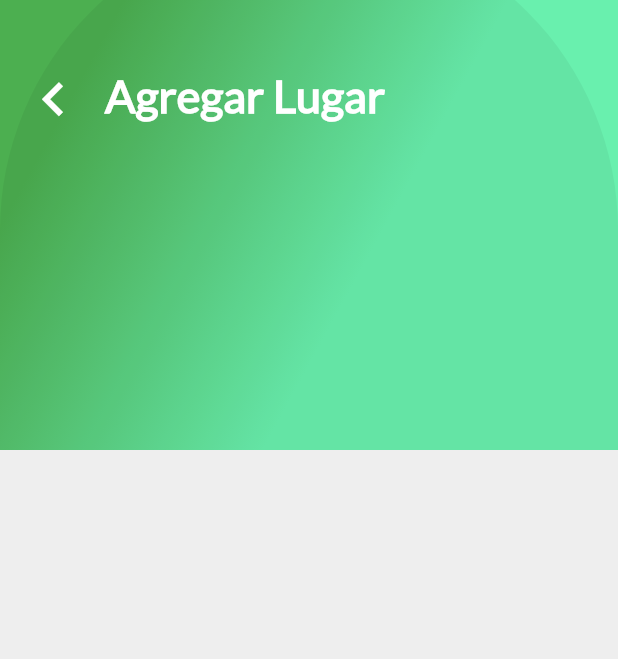
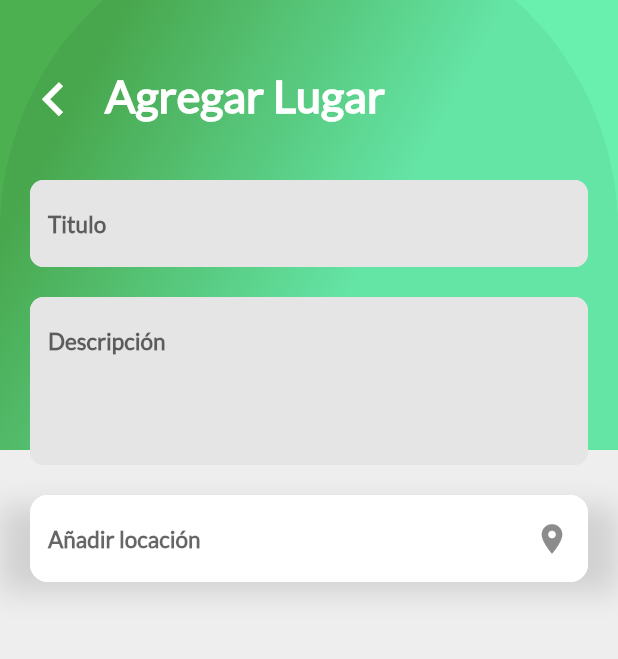
Before and after one commit to AndresPerezfc/platzitrips, a Flutter app: the AddPlaceScreen screen opened directly, on a phone screen of 412 x 824 dp. Shown: the top 659 px of the screen. Run offline on Flutter 3.47's test engine with Material 2 defaults, Android fonts, the phone set to English and light mode, and no system bars; our stand-ins replace cloud_firestore, firebase_auth, google_sign_in; missing offline and left inert: generic_bloc_provider; accounts and stored records are empty.

Commit message:
input de añadir locacion terminado

```diff
--- a/lib/src/place/ui/screens/add_place_screen.dart
+++ b/lib/src/place/ui/screens/add_place_screen.dart
@@ -1,7 +1,9 @@
 import 'dart:io';
 
 import 'package:flutter/material.dart';
+import 'package:platzitrips/src/place/ui/widgets/title_input_location.dart';
 import 'package:platzitrips/src/widgets/gradient_back.dart';
+import 'package:platzitrips/src/widgets/text_input.dart';
 import 'package:platzitrips/src/widgets/title_header.dart';
 
 class AddPlaceScreen extends StatefulWidget {
@@ -16,6 +18,9 @@ class AddPlaceScreen extends StatefulWidget {
 class _AddPlaceScreenState extends State<AddPlaceScreen> {
   @override
   Widget build(BuildContext context) {
+    final _controllerTitlePlace = TextEditingController();
+    final _controllerDescriptionPlace = TextEditingController();
+
     return Scaffold(
       body: Stack(
         children: <Widget>[
@@ -52,6 +57,36 @@ class _AddPlaceScreenState extends State<AddPlaceScreen> {
               )
             ],
           ),
+          Container(
+            margin: EdgeInsets.only(top: 120, bottom: 20),
+            child: ListView(
+              children: <Widget>[
+                Container(),
+                Container(
+                  margin: EdgeInsets.only(bottom: 20),
+                  child: TextInput(
+                    hintText: "Titulo",
+                    inputType: null,
+                    maxLines: 1,
+                    controller: _controllerTitlePlace,
+                  ),
+                ),
+                TextInput(
+                  hintText: "Descripción",
+                  inputType: TextInputType.multiline,
+                  maxLines: 4,
+                  controller: _controllerDescriptionPlace,
+                ),
+                Container(
+                  margin: EdgeInsets.only(top: 20),
+                  child: TextInputLocation(
+                    hintText: "Añadir locación",
+                    iconData: Icons.place,
+                  ),
+                )
+              ],
+            ),
+          ),
         ],
       ),
     );
--- /dev/null
+++ b/lib/src/place/ui/widgets/title_input_location.dart
@@ -0,0 +1,43 @@
+import 'package:flutter/material.dart';
+
+class TextInputLocation extends StatelessWidget {
+  final String hintText;
+  final TextEditingController controller;
+  final IconData iconData;
+
+  TextInputLocation(
+      {Key key,
+      @required this.hintText,
+      @required this.controller,
+      @required this.iconData});
+
+  @override
+  Widget build(BuildContext context) {
+    return Container(
+      padding: EdgeInsets.only(right: 20, left: 20),
+      child: TextField(
+          controller: controller,
+          style: TextStyle(
+              fontSize: 15,
+              fontFamily: "Lato",
+              color: Colors.blueGrey,
+              fontWeight: FontWeight.bold),
+          decoration: InputDecoration(
+            hintText: hintText,
+            suffixIcon: Icon(iconData),
+            fillColor: Colors.white,
+            filled: true,
+            border: InputBorder.none,
+            enabledBorder: OutlineInputBorder(
+                borderSide: BorderSide(color: Colors.white),
+                borderRadius: BorderRadius.all(Radius.circular(12))),
+            focusedBorder: OutlineInputBorder(
+                borderSide: BorderSide(color: Colors.white),
+                borderRadius: BorderRadius.all(Radius.circular(12))),
+          )),
+      decoration: BoxDecoration(boxShadow: <BoxShadow>[
+        BoxShadow(color: Colors.black12, blurRadius: 15.0, offset: Offset(0, 7))
+      ]),
+    );
+  }
+}
```
